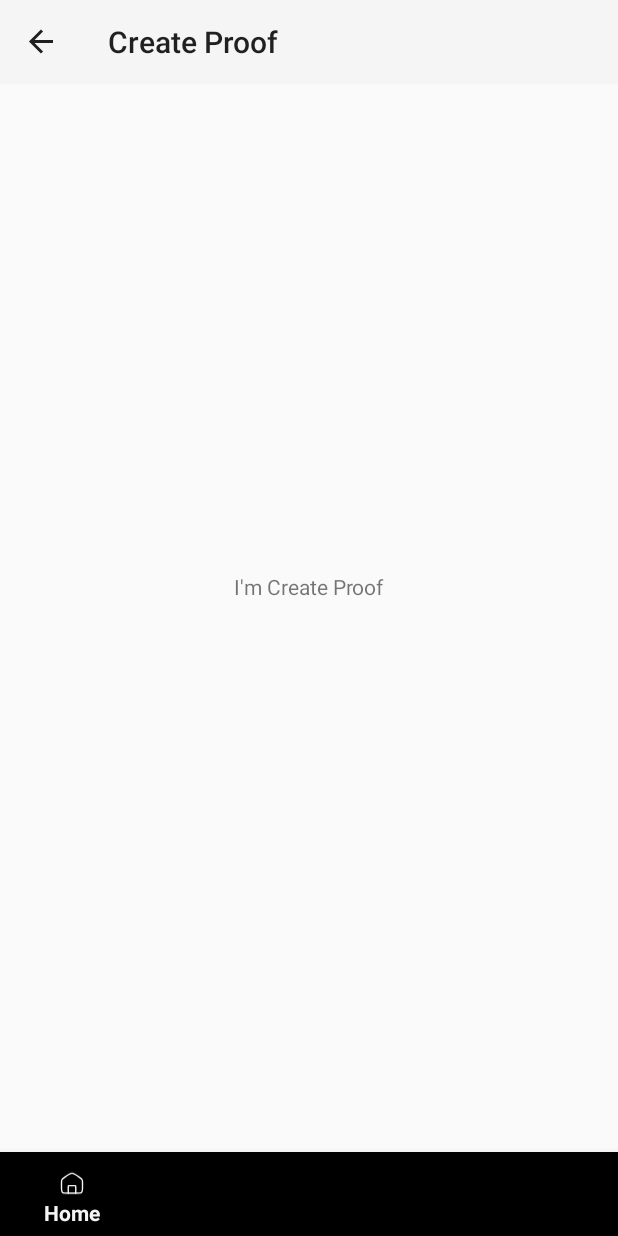
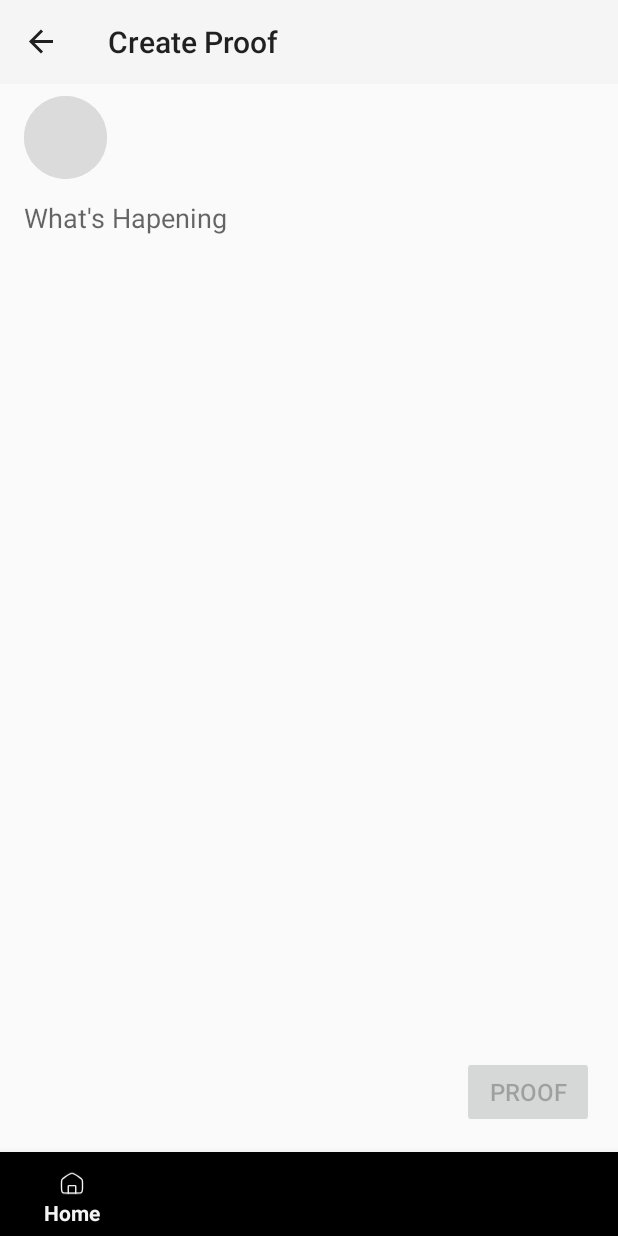
Before and after one commit to NightFurios2411/ZeroWasteHero, an Android app: the CreateProofFragment screen opened through its navigation route, on a phone screen of 412 x 824 dp. Run offline under Robolectric (Android 15) with nearby library versions, the phone set to English and light mode, and no system bars; our stand-ins replace Firebase (no records; nobody signed in at launch, a user with empty details on screens opened directly), navigation-ui.

Commit message:
normal commit

```diff
--- a/app/src/main/res/layout/fragment_create_post.xml
+++ b/app/src/main/res/layout/fragment_create_post.xml
@@ -28,7 +28,7 @@
         android:background="#00000000"
         android:ems="10"
         android:gravity="start|top"
-        android:hint="Give your comment"
+        android:hint="What's Happening"
         android:inputType="textMultiLine"
         android:minHeight="50dp"
         android:paddingVertical="5dp"
--- a/app/src/main/res/layout/fragment_create_proof.xml
+++ b/app/src/main/res/layout/fragment_create_proof.xml
@@ -7,13 +7,47 @@
     android:layout_height="match_parent"
     tools:context=".Main.Community.CreateProofFragment">
 
-    <TextView
-        android:id="@+id/textView5"
+    <ImageView
+        android:id="@+id/createProofUserProfile"
+        android:layout_width="55dp"
+        android:layout_height="55dp"
+        android:layout_marginStart="16dp"
+        android:layout_marginTop="8dp"
+        android:background="@drawable/shape_circle"
+        android:src="@drawable/shape_circle"
+        app:layout_constraintStart_toStartOf="parent"
+        app:layout_constraintTop_toTopOf="parent" />
+
+    <EditText
+        android:id="@+id/ETProofDescriptionText"
+        android:layout_width="0dp"
+        android:layout_height="wrap_content"
+        android:layout_marginStart="16dp"
+        android:layout_marginTop="8dp"
+        android:layout_marginEnd="16dp"
+        android:background="#00000000"
+        android:ems="10"
+        android:gravity="start|top"
+        android:hint="What's Hapening"
+        android:inputType="textMultiLine"
+        android:minHeight="50dp"
+        android:paddingVertical="5dp"
+        app:layout_constraintEnd_toEndOf="parent"
+        app:layout_constraintStart_toStartOf="parent"
+        app:layout_constraintTop_toBottomOf="@+id/createProofUserProfile" />
+
+    <Button
+        android:id="@+id/BtnSubmitProof"
         android:layout_width="wrap_content"
         android:layout_height="wrap_content"
-        android:layout_marginTop="325dp"
-        android:text="I'm Create Proof"
-        app:layout_constraintEnd_toEndOf="parent"
-        app:layout_constraintStart_toStartOf="parent"
-        app:layout_constraintTop_toTopOf="parent" />
+        android:layout_marginEnd="16dp"
+        android:layout_marginBottom="16dp"
+        android:textSize="16sp"
+        android:text="Proof"
+        android:enabled="false"
+        app:layout_constraintBottom_toBottomOf="parent"
+        app:layout_constraintEnd_toEndOf="parent" />
+
+
+
 </androidx.constraintlayout.widget.ConstraintLayout>
```
